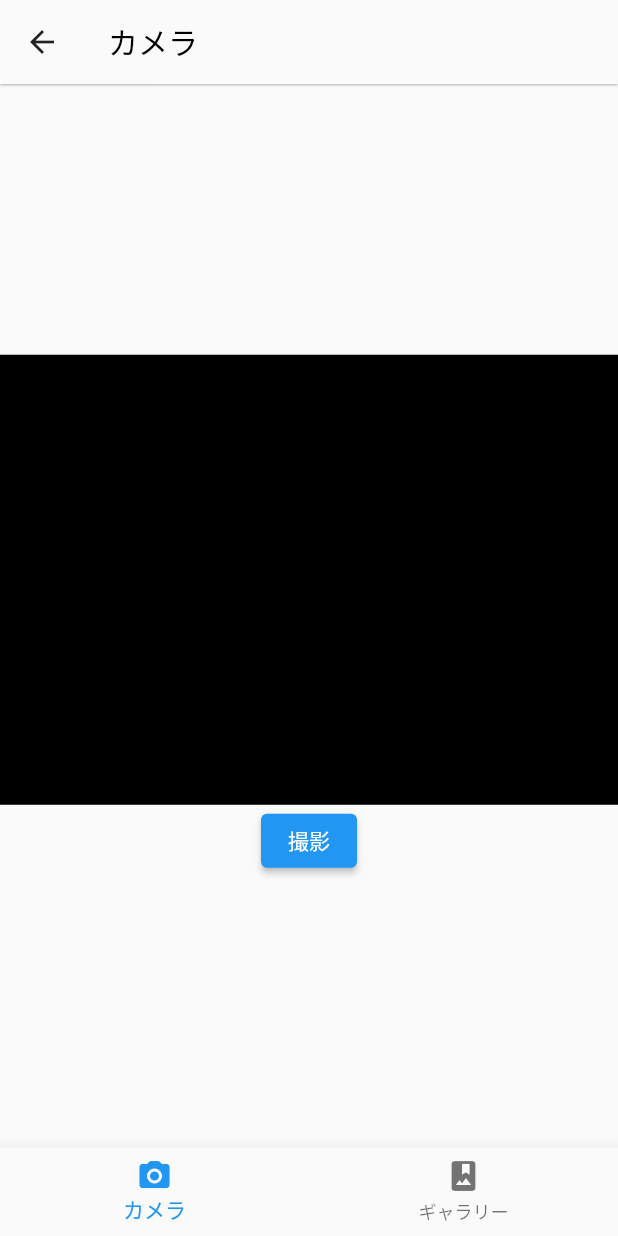
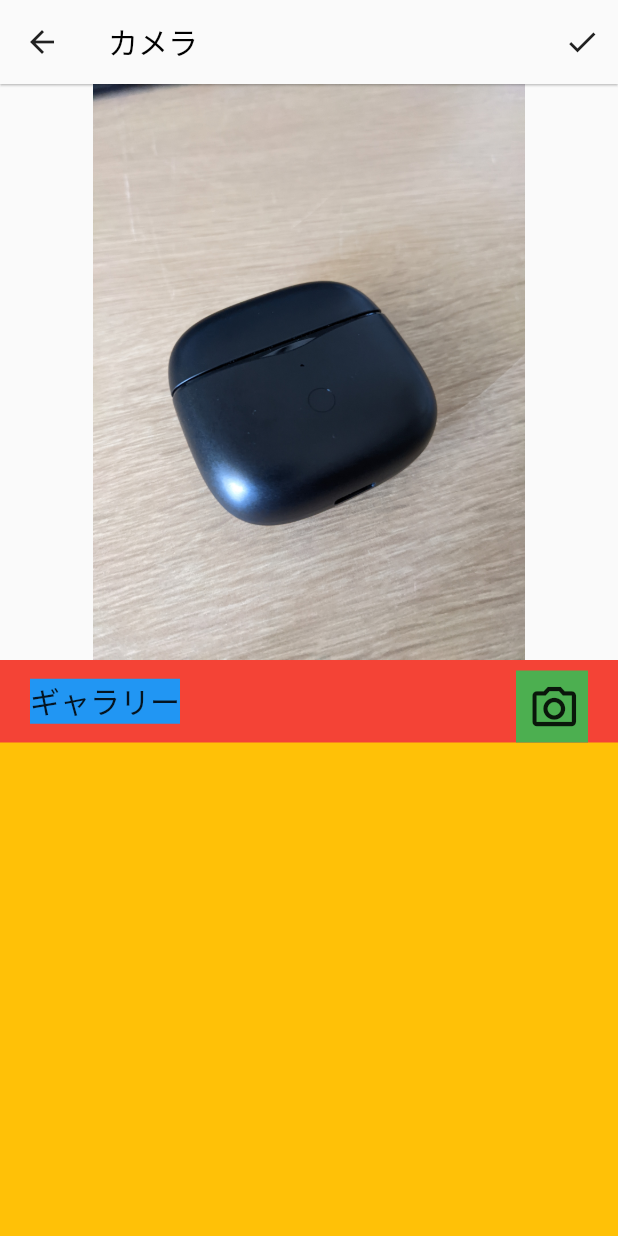
Before and after one commit to sekai0625/Memoria, a Flutter app: the ChatScreen screen opened directly, after a tap on "投稿", on a phone screen of 412 x 824 dp. Run offline on Flutter 3.47's test engine with Material 2 defaults, Android fonts, the phone set to English and light mode, and no system bars.

Commit message:
add galleryScreen.dart

```diff
--- a/lib/ChatScreen.dart
+++ b/lib/ChatScreen.dart
@@ -1,4 +1,5 @@
 import 'package:flutter/material.dart';
+import 'package:flutter_application_memoria/GalleryScreen.dart';
 import 'PhotoScreen.dart';
 
 // トーク画面
@@ -75,7 +76,7 @@ class ChatScreen extends StatelessWidget {
                         Navigator.push(
                           context,
                           MaterialPageRoute(
-                            builder: (context) => PhotoScreen()
+                            builder: (context) => GalleryScreen()
                           )
                         );
                       }, // 投稿ボタンを押したときの処理
--- a/lib/Detail.dart
+++ b/lib/Detail.dart
@@ -254,7 +254,7 @@ class Detail extends StatelessWidget {
   Widget ButtonArea(context) {
     return ElevatedButton(
       style: ElevatedButton.styleFrom(
-        primary: Colors.pink[100], // background
+        primary: Color.fromARGB(255, 243, 147, 181), // background
         onPrimary: Colors.white, // foreground
       ),
       onPressed: () {
--- /dev/null
+++ b/lib/GalleryScreen.dart
@@ -0,0 +1,125 @@
+import 'package:flutter/material.dart';
+import 'package:flutter_application_memoria/CameraScreen.dart';
+import 'Detail.dart';
+
+// 写真選択 画面
+class GalleryScreen extends StatelessWidget {
+  const GalleryScreen({Key? key}) : super(key: key);
+
+  @override
+  Widget build(BuildContext context) {
+    var imgList = [
+      imgItem('bell'),
+    ];
+
+    return Scaffold(
+      appBar: AppBar(
+        backgroundColor: Theme.of(context).canvasColor, // テーマを適用
+        elevation: .6,
+        // タイトルテキスト
+        title: Text(
+          'カメラ',
+          style: TextStyle(color: Color.fromARGB(255, 0, 0, 0)),
+        ),
+        actions: <Widget>[
+          IconButton(
+            onPressed: () {
+              Navigator.push(
+                  context, MaterialPageRoute(builder: (context) => Detail()));
+            },
+            icon: Icon(Icons.check),
+          ),
+        ],
+        iconTheme: IconThemeData(color: Colors.black87),
+      ),
+      body: SafeArea(
+        child: Column(
+          children: <Widget>[
+            // メイン画像（選択画像）
+            Expanded(
+              flex: 5, // 割合(画面比率)
+              child: Container(
+                child: Image.asset('assets/img/present.jpg'),
+              ),
+            ),
+
+            // ギャラリー
+            Expanded(
+              flex: 5, // 割合
+              child: Container(
+                color: Colors.amber,
+                child: Column(
+                  children: <Widget>[
+                    // ギャラリー、カメラアイコン
+                    Container(
+                        color: Colors.red,
+                        child: Row(
+                          mainAxisAlignment:
+                              MainAxisAlignment.spaceBetween, // 両端寄せ
+                          children: <Widget>[
+                            // ギャラリー
+                            Container(
+                              color: Colors.blue,
+                              margin: EdgeInsets.only(left: 20),
+                              child: Text(
+                                'ギャラリー',
+                                style: TextStyle(
+                                  fontSize: 20,
+                                ),
+                              ),
+                            ),
+                            // カメラアイコン
+                            Container(
+                              color: Colors.green,
+                              margin: EdgeInsets.only(right: 20, top: 7),
+                              child: IconButton(
+                                onPressed: () {
+                                  Navigator.push(
+                                      context,
+                                      MaterialPageRoute(
+                                          builder: (context) =>
+                                              CameraScreen()));
+                                },
+                                icon: Icon(
+                                  Icons.camera_alt_outlined,
+                                  size: 35,
+                                ),
+                              ),
+                            ),
+                          ],
+                        )),
+
+                    // ギャラリーコンテンツ
+                    Container(
+                      color: Colors.purple,
+                      // child: SingleChildScrollView(
+                      //   child: Column(
+                      //     children: <Widget>[
+                      //       GridView.count(
+                      //         crossAxisCount: 3,
+                      //         children: imgList,
+                      //       ),
+                      //     ],
+                      //   ),
+                      // ),
+                    ),
+                  ],
+                ),
+              ),
+            ),
+          ],
+        ),
+      ),
+    );
+  }
+}
+
+Widget imgItem(String name) {
+  var image = "images/" + name + ".png";
+  return Container(
+    child: Image.asset(
+      image,
+      fit: BoxFit.cover,
+    ),
+  );
+}
--- /dev/null
+++ b/lib/imgList.dart
@@ -0,0 +1,4 @@
+import 'package:flutter/material.dart';
+var imageList = [
+
+];
```
